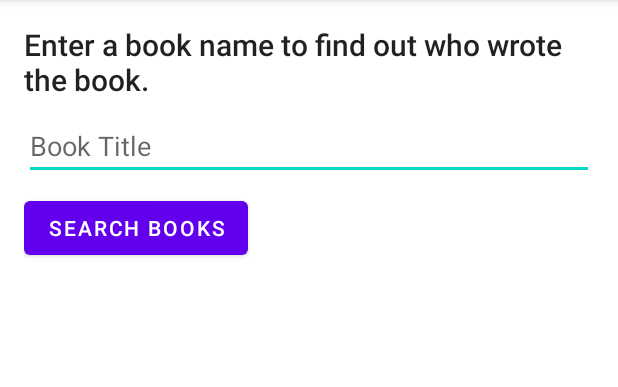
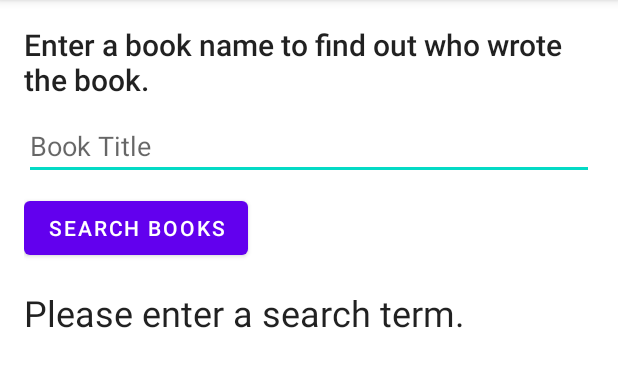
Before and after one commit to esorbella/CS374, an Android app: the screen it shows after launch (MainActivity), after a tap on "SEARCH BOOKS", on a phone screen of 412 x 824 dp, the part 84-471 px from its top. Run offline under Robolectric (Android 15) with nearby library versions, the phone set to English and light mode, and no system bars.

Commit message:
Finished WhoWroteIt App

```diff
--- a/WhoWroteIt/app/src/main/AndroidManifest.xml
+++ b/WhoWroteIt/app/src/main/AndroidManifest.xml
@@ -1,7 +1,9 @@
 <?xml version="1.0" encoding="utf-8"?>
 <manifest xmlns:android="http://schemas.android.com/apk/res/android"
     xmlns:tools="http://schemas.android.com/tools">
-
+    <uses-permission android:name="android.permission.INTERNET" />
+    <uses-permission
+        android:name="android.permission.ACCESS_NETWORK_STATE" />
     <application
         android:allowBackup="true"
         android:dataExtractionRules="@xml/data_extraction_rules"
--- a/WhoWroteIt/app/src/main/java/com/example/whowroteit/MainActivity.java
+++ b/WhoWroteIt/app/src/main/java/com/example/whowroteit/MainActivity.java
@@ -2,8 +2,12 @@ package com.example.whowroteit;
 
 import androidx.appcompat.app.AppCompatActivity;
 
+import android.content.Context;
+import android.net.ConnectivityManager;
+import android.net.NetworkInfo;
 import android.os.Bundle;
 import android.view.View;
+import android.view.inputmethod.InputMethodManager;
 import android.widget.EditText;
 import android.widget.TextView;
 
@@ -17,14 +21,42 @@ public class MainActivity extends AppCompatActivity {
         super.onCreate(savedInstanceState);
         setContentView(R.layout.activity_main);
 
-        mBookInput = (EditText)findViewById(R.id.bookInput);
-        mTitleText = (TextView)findViewById(R.id.titleText);
-        mAuthorText = (TextView)findViewById(R.id.authorText);
+        mBookInput = (EditText) findViewById(R.id.bookInput);
+        mTitleText = (TextView) findViewById(R.id.titleText);
+        mAuthorText = (TextView) findViewById(R.id.authorText);
     }
 
     public void searchBooks(View view) {
         // Get the search string from the input field.
         String queryString = mBookInput.getText().toString();
-        new FetchBook(mTitleText, mAuthorText).execute(queryString);
+        InputMethodManager inputManager = (InputMethodManager)
+                getSystemService(Context.INPUT_METHOD_SERVICE);
+
+        if (inputManager != null) {
+            inputManager.hideSoftInputFromWindow(view.getWindowToken(),
+                    InputMethodManager.HIDE_NOT_ALWAYS);
+        }
+
+        ConnectivityManager connMgr = (ConnectivityManager)
+                getSystemService(Context.CONNECTIVITY_SERVICE);
+        NetworkInfo networkInfo = null;
+        if (connMgr != null) {
+            networkInfo = connMgr.getActiveNetworkInfo();
+        }
+
+        if (networkInfo != null && networkInfo.isConnected()
+                && queryString.length() != 0) {
+            new FetchBook(mTitleText, mAuthorText).execute(queryString);
+            mAuthorText.setText("");
+            mTitleText.setText(R.string.loading_text);
+        } else {
+            if (queryString.length() == 0) {
+                mAuthorText.setText("");
+                mTitleText.setText(R.string.no_search_term_text);
+            } else {
+                mAuthorText.setText("");
+                mTitleText.setText(R.string.no_network_text);
+            }
+        }
     }
 }
--- a/WhoWroteIt/app/src/main/res/values/strings.xml
+++ b/WhoWroteIt/app/src/main/res/values/strings.xml
@@ -3,4 +3,8 @@
     <string name="instructions_text">Enter a book name to find out who wrote the book.</string>
     <string name="input_hint_text">Book Title</string>
     <string name="button_text">Search Books</string>
+    <string name="no_results_text">\No results found.\</string>
+    <string name="loading_text">\Loading...\</string>
+    <string name="no_search_term_text">\Please enter a search term.\</string>
+    <string name="no_network_text">\Please check your network connection and try again.\</string>
 </resources>
```
Also changed, not shown: WhoWroteIt/app/src/main/java/com/example/whowroteit/FetchBook.java (+39 -0 lines).
